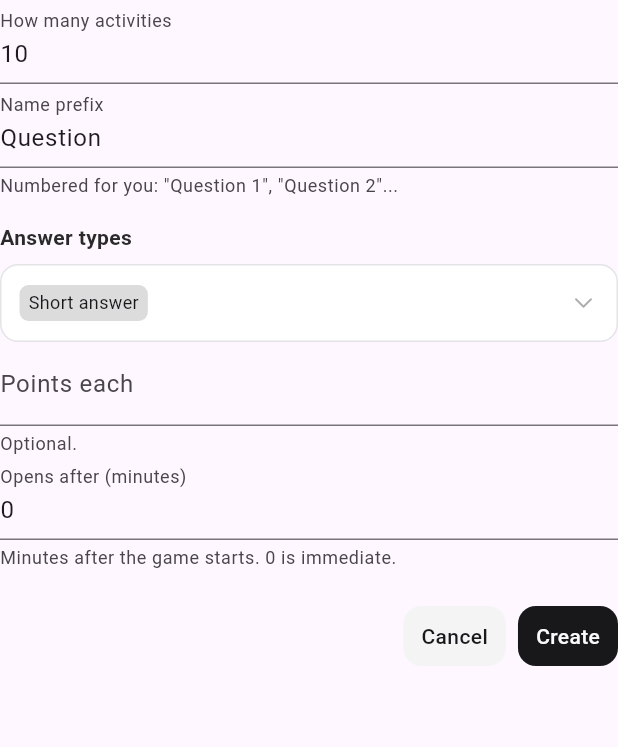
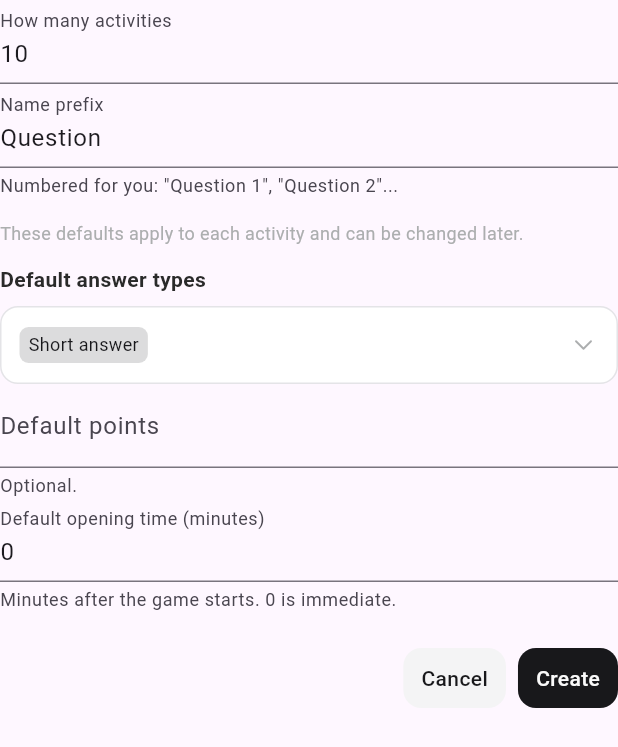
Before and after one commit to samuel-2004/mx-pwa, a Flutter app: the _BulkForm widget shown alone on an empty page, opened directly with empty values, on a phone screen of 412 x 824 dp. Shown: the top 747 px of the screen. Run offline on Flutter 3.47's test engine with Material 3 defaults, Android fonts, the phone set to English and light mode, and no system bars; our stand-ins replace file_picker, flutter_image_compress, flutter_map, flutter_markdown_plus, geolocator, go_router and 6 more; missing offline and left inert: dart_quill_delta, exif, file_saver, flutter_quill, flutter_quill_to_pdf, powersync and 1 more; accounts and stored records are empty; network calls fail; statements that could not run were skipped.

Commit message:
Simplify activity/subsection setup

```diff
--- a/lib/data/export_game.dart
+++ b/lib/data/export_game.dart
@@ -91,7 +91,7 @@ class ExportActivity {
 
   /// One line per activity: subsection, activity, description, points.
   Uint8List _exportCSV(ExportData data) {
-    final List<String> lines = <String>['Subsection,Activity,Description,Points'];
+    final List<String> lines = <String>['Activity Section,Activity,Description,Points'];
     for (final ExportSubsection subsection in data.subsections) {
       for (final ExportActivityItem activity in subsection.activities) {
         lines.add(
--- a/lib/data/import_game.dart
+++ b/lib/data/import_game.dart
@@ -16,7 +16,7 @@ const int _maxNameLength = 200;
 const int _maxPoints = 1000000;
 const int _maxLegacyPointsLength = 80;
 const List<String> _csvHeader = <String>[
-  'subsection',
+  'activity section',
   'activity',
   'description',
   'points',
@@ -248,7 +248,7 @@ void _readCsv(String text, _Collector collector) {
   final List<List<String>> rows = _parseCsv(text);
   if (rows.isEmpty || !_isCsvHeader(rows.first)) {
     throw const ImportFormatException(
-      'Expected the header Subsection,Activity,Description,Points.',
+      'Expected the header Activity Section,Activity,Description,Points.',
     );
   }
   for (final List<String> row in rows.skip(1)) {
@@ -545,7 +545,7 @@ void _readMarkdown(String text, _Collector collector) {
     }
     if (name == null) {
       if (line.isEmpty) continue;
-      throw const ImportFormatException('Expected a "# Subsection" heading.');
+      throw const ImportFormatException('Expected a "# Activity Section" heading.');
     }
     if (!line.startsWith('|')) {
       if (tableRows == 0) description.add(raw.trimRight());
--- a/lib/screens/activity_manager_screen.dart
+++ b/lib/screens/activity_manager_screen.dart
@@ -38,7 +38,6 @@ import '../router/routes.dart';
 import '../widgets/activity_card.dart';
 import '../widgets/answer_type_picker.dart';
 import '../widgets/loading_spinner.dart';
-import '../widgets/options_editor.dart';
 import '../widgets/popups.dart';
 import '../widgets/signed_integer_input_formatter.dart';
 import '../widgets/surface_card.dart';
@@ -90,12 +89,10 @@ class _BulkResult {
   const _BulkResult({
     required this.draft,
     required this.count,
-    this.subsectionName,
   });
 
   final ActivityDraft draft;
   final int count;
-  final String? subsectionName;
 }
 
 /// Admin page to build the game: collapsible subsections of numbered
@@ -187,16 +184,14 @@ class _ManagerPageState extends State<_ManagerPage> {
 
   // Popup.show cannot return a value, so the form reports through onSubmit.
   void _askBulk({
-    required bool newSubsection,
     required bool allowResubmission,
     required void Function(_BulkResult result) onSubmit,
   }) {
     unawaited(
       showFormPopup(
         context: context,
-        title: newSubsection ? 'New subsection' : 'Add several',
+        title: 'Add several',
         child: _BulkForm(
-          newSubsection: newSubsection,
           allowResubmission: allowResubmission,
           onSubmit: onSubmit,
         ),
@@ -229,7 +224,6 @@ class _ManagerPageState extends State<_ManagerPage> {
 
   void _addSeveral(String subsectionId, {required bool allowResubmission}) {
     _askBulk(
-      newSubsection: false,
       allowResubmission: allowResubmission,
       onSubmit: (_BulkResult result) => unawaited(
         _run(
@@ -244,26 +238,27 @@ class _ManagerPageState extends State<_ManagerPage> {
     );
   }
 
-  void _newSubsection({required bool allowResubmission}) {
-    _askBulk(
-      newSubsection: true,
-      allowResubmission: allowResubmission,
-      onSubmit: (_BulkResult result) {
-        final String? name = result.subsectionName;
-        if (name == null) return;
+  void _newSubsection() {
     unawaited(
+      showFormPopup(
+        context: context,
+        title: 'New Activity Section',
+        child: _NameForm(
+          initial: '',
+          label: 'Activity section name',
+          onSubmit: (String name) => unawaited(
             _run(
               () async {
                 await createSubsection(
                   widget.db,
                   gameId: widget.gameId,
                   name: name,
-                drafts: numberedDrafts(result.draft, result.count),
                 );
               },
             ),
-        );
-      },
+          ),
+        ),
+      ),
     );
   }
 
@@ -286,7 +281,7 @@ class _ManagerPageState extends State<_ManagerPage> {
     unawaited(
       showFormPopup(
         context: context,
-        title: 'Rename subsection',
+        title: 'Rename section',
         child: _NameForm(
           initial: subsection.name,
           onSubmit: (String name) => unawaited(
@@ -309,7 +304,7 @@ class _ManagerPageState extends State<_ManagerPage> {
         context: context,
         title: 'Delete "${subsection.name}"?',
         description:
-            'This removes the subsection and all its activities. '
+            'This removes the activity section and all its activities. '
             'Existing answers are kept.',
         confirmLabel: 'Delete',
         cancelLabel: 'Cancel',
@@ -363,8 +358,8 @@ class _ManagerPageState extends State<_ManagerPage> {
   ) {
     if (subsections.isEmpty) {
       return const EmptyState(
-        title: 'No subsections yet.',
-        description: 'Create one to start adding activities.',
+        title: 'No activities yet.',
+        description: 'Create an activity section to start adding activities.',
       );
     }
     final Map<String, List<ManagedActivity>> grouped =
@@ -495,7 +490,7 @@ class _ManagerPageState extends State<_ManagerPage> {
     if (!saved || !mounted) return;
     Toast.show(
       context: context,
-      message: 'Imported ${subsections.length} subsection(s).',
+      message: 'Imported ${subsections.length} activity section(s).',
     );
   }
 
@@ -508,7 +503,7 @@ class _ManagerPageState extends State<_ManagerPage> {
       onSelected: (_ManagerAction action) {
         switch (action) {
           case _ManagerAction.newSubsection:
-            _newSubsection(allowResubmission: allowResubmission);
+            _newSubsection();
           case _ManagerAction.export:
             _export();
           case _ManagerAction.import:
@@ -526,7 +521,7 @@ class _ManagerPageState extends State<_ManagerPage> {
             children: <Widget>[
               Icon(Icons.create_new_folder_outlined),
               SizedBox(width: 12),
-              Text('New subsection'),
+              Text('New Activity Section'),
             ],
           ),
         ),
@@ -582,10 +577,10 @@ class _ManagerPageState extends State<_ManagerPage> {
             spacing: 12,
             children: <Widget>[
               Button.small(
-                label: 'New subsection',
+                label: 'New Activity Section',
                 icon: const Icon(Icons.create_new_folder_outlined),
                 onPressed: () =>
-                    _newSubsection(allowResubmission: allowResubmission),
+                    _newSubsection(),
               ),
               Button.small(
                 label: 'Export',
@@ -778,15 +773,13 @@ class _SectionTile extends StatelessWidget {
   }
 }
 
-/// Creates several similar activities, optionally inside a new subsection.
+/// Creates several similar activities inside an existing subsection.
 class _BulkForm extends StatefulWidget {
   const _BulkForm({
-    required this.newSubsection,
     required this.allowResubmission,
     required this.onSubmit,
   });
 
-  final bool newSubsection;
   final bool allowResubmission;
   final void Function(_BulkResult result) onSubmit;
 
@@ -796,27 +789,24 @@ class _BulkForm extends StatefulWidget {
 
 class _BulkFormState extends State<_BulkForm> {
   final GlobalKey<FormState> _formKey = GlobalKey<FormState>();
-  final TextEditingController _subsection = TextEditingController();
   final TextEditingController _prefix = TextEditingController(text: 'Question');
-  late final TextEditingController _count =
-      TextEditingController(text: widget.newSubsection ? '0' : '10');
+  final TextEditingController _count = TextEditingController(text: '10');
+  final TextEditingController _optionCount = TextEditingController(text: '2');
   final TextEditingController _points = TextEditingController();
   final TextEditingController _offset = TextEditingController(text: '0');
   Set<AnswerType> _types = <AnswerType>{AnswerType.shortAnswer};
-  List<String> _options = <String>[];
   bool _multiple = false;
   bool _canResubmit = true;
   GeoMode _geoMode = GeoMode.manual;
-  String? _optionsError;
   String? _typesError;
 
   int get _countValue => int.tryParse(_count.text.trim()) ?? 0;
 
   @override
   void dispose() {
-    _subsection.dispose();
     _prefix.dispose();
     _count.dispose();
+    _optionCount.dispose();
     _points.dispose();
     _offset.dispose();
     super.dispose();
@@ -837,19 +827,15 @@ class _BulkFormState extends State<_BulkForm> {
       return;
     }
     final bool isChoice = _types.contains(AnswerType.multipleChoice);
-    final List<String> options = cleanOptions(_options);
-    // Options only matter if activities are actually being created.
-    final String? error = isChoice && _countValue > 0
-        ? validateChoiceOptions(options)
-        : null;
-    if (error != null) {
-      setState(() => _optionsError = error);
-      return;
-    }
+    final int optionCount = int.tryParse(_optionCount.text.trim()) ?? 2;
+    final List<String> options = isChoice
+        ? <String>[
+            for (int i = 1; i <= optionCount; i++) 'Option $i',
+          ]
+        : const <String>[];
     final String pointsText = _points.text.trim();
     final String offsetText = _offset.text.trim();
     final _BulkResult result = _BulkResult(
-      subsectionName: widget.newSubsection ? _subsection.text.trim() : null,
       count: _countValue,
       draft: (
         name: _prefix.text.trim(),
@@ -881,25 +867,16 @@ class _BulkFormState extends State<_BulkForm> {
           mainAxisSize: MainAxisSize.min,
           crossAxisAlignment: CrossAxisAlignment.stretch,
           children: <Widget>[
-            if (widget.newSubsection)
-              TextFormField(
-                controller: _subsection,
-                decoration: const InputDecoration(labelText: 'Subsection name'),
-                validator: validateSubsectionName,
-                textInputAction: TextInputAction.next,
-              ),
             TextFormField(
               controller: _count,
-              decoration: InputDecoration(
+              decoration: const InputDecoration(
                 labelText: 'How many activities',
-                helperText:
-                    widget.newSubsection ? 'Use 0 for an empty subsection.' : null,
               ),
               keyboardType: TextInputType.number,
               inputFormatters: digits,
               validator: (String? v) => validateRequiredCount(
                 v,
-                min: widget.newSubsection ? 0 : 1,
+                min: 1,
                 max: _maxBulkCount,
               ),
               onChanged: (String _) => setState(() {}),
@@ -910,15 +887,20 @@ class _BulkFormState extends State<_BulkForm> {
                 labelText: 'Name prefix',
                 helperText: 'Numbered for you: "Question 1", "Question 2"...',
               ),
-              // An empty subsection needs no activity name.
-              validator: (String? v) => _countValue == 0
-                  ? null
-                  : validateActivityName(v, maxLength: _maxPrefixLength),
+              validator: (String? v) =>
+                  validateActivityName(v, maxLength: _maxPrefixLength),
             ),
             Padding(
-              padding: const EdgeInsets.only(top: 16, bottom: 8),
+              padding: const EdgeInsets.only(top: 16, bottom: 4),
               child: Text(
-                'Answer types',
+                'These defaults apply to each activity and can be changed later.',
+                style: context.typography.bodySmall.muted(context),
+              ),
+            ),
+            Padding(
+              padding: const EdgeInsets.only(top: 8, bottom: 8),
+              child: Text(
+                'Default answer types',
                 style: context.typography.body.w600,
               ),
             ),
@@ -940,7 +922,7 @@ class _BulkFormState extends State<_BulkForm> {
             if (_types.contains(AnswerType.geo)) ...<Widget>[
               const SizedBox(height: 12),
               Picker<GeoMode>(
-                label: 'How the location is collected',
+                label: 'Default location collection',
                 value: _geoMode,
                 items: GeoMode.values,
                 itemLabel: (GeoMode mode) => mode.label,
@@ -957,28 +939,30 @@ class _BulkFormState extends State<_BulkForm> {
             ],
             if (_types.contains(AnswerType.multipleChoice)) ...<Widget>[
               const SizedBox(height: 12),
-              OptionsEditor(
-                initial: _options,
-                onChanged: (List<String> options) => _options = options,
+              TextFormField(
+                controller: _optionCount,
+                decoration: const InputDecoration(
+                  labelText: 'Default number of options',
+                  helperText: 'Generated as Option 1, Option 2, etc.',
+                ),
+                keyboardType: TextInputType.number,
+                inputFormatters: digits,
+                validator: (String? value) => validateRequiredCount(
+                  value,
+                  min: 2,
+                  max: 20,
+                ),
               ),
               ToggleTile(
-                title: 'Allow more than one answer',
+                title: 'Allow more than one answer by default',
                 value: _multiple,
                 onChanged: (bool v) => setState(() => _multiple = v),
-              ),
-              if (_optionsError != null)
-                Padding(
-                  padding: const EdgeInsets.only(top: 8),
-                  child: InfoBanner(
-                    title: _optionsError!,
-                    variant: InfoBannerVariant.error,
-                  ),
               ),
             ],
             TextFormField(
               controller: _points,
               decoration: const InputDecoration(
-                labelText: 'Points each',
+                labelText: 'Default points',
                 helperText: 'Optional.',
               ),
               keyboardType: const TextInputType.numberWithOptions(
@@ -993,7 +977,7 @@ class _BulkFormState extends State<_BulkForm> {
             TextFormField(
               controller: _offset,
               decoration: const InputDecoration(
-                labelText: 'Opens after (minutes)',
+                labelText: 'Default opening time (minutes)',
                 helperText: 'Minutes after the game starts. 0 is immediate.',
               ),
               keyboardType: TextInputType.number,
@@ -1003,7 +987,7 @@ class _BulkFormState extends State<_BulkForm> {
             ),
             if (widget.allowResubmission)
               ToggleTile(
-                title: 'Allow resubmission',
+                title: 'Allow resubmission by default',
                 value: _canResubmit,
                 onChanged: (bool value) =>
                     setState(() => _canResubmit = value),
@@ -1024,10 +1008,15 @@ class _BulkFormState extends State<_BulkForm> {
 }
 
 class _NameForm extends StatefulWidget {
-  const _NameForm({required this.initial, required this.onSubmit});
+  const _NameForm({
+    required this.initial,
+    required this.onSubmit,
+    this.label = 'Name',
+  });
 
   final String initial;
   final void Function(String name) onSubmit;
+  final String label;
 
   @override
   State<_NameForm> createState() => _NameFormState();
@@ -1058,7 +1047,7 @@ class _NameFormState extends State<_NameForm> {
         key: _formKey,
         child: TextFormField(
           controller: _name,
-          decoration: const InputDecoration(labelText: 'Name'),
+          decoration: InputDecoration(labelText: widget.label),
           validator: validateSubsectionName,
           autofocus: true,
           onFieldSubmitted: (String _) => _save(),
--- a/lib/screens/grading_screen.dart
+++ b/lib/screens/grading_screen.dart
@@ -156,7 +156,7 @@ class _GradingScreenState extends State<GradingScreen> {
                   SizedBox(
                     width: fieldWidth,
                     child: Picker<String>(
-                      label: 'Subsection',
+                      label: 'Activity Section',
                       value: _subsectionFilter,
                       items: <String>[_allSubsections, ...subsections],
                       itemLabel: (String value) => value.isEmpty
--- a/lib/screens/users_screen.dart
+++ b/lib/screens/users_screen.dart
@@ -28,7 +28,7 @@ enum _UserAction { resetPassword, subsections, remove }
 enum _UserTypeFilter {
   all('All types'),
   admin('Admin'),
-  subsectionAdmin('Subsection admin'),
+  subsectionAdmin('Activity admin'),
   user('Player');
 
   const _UserTypeFilter(this.label);
@@ -143,7 +143,7 @@ class _UsersScreenState extends State<UsersScreen> {
         unawaited(
           showFormPopup(
             context: context,
-            title: 'Subsections for ${user.username}',
+            title: 'Activity sections for ${user.username}',
             child: _SubsectionsForm(
               subsections: directory.subsections,
               selected: user.subsectionIds.toSet(),
@@ -153,7 +153,7 @@ class _UsersScreenState extends State<UsersScreen> {
                     userId: user.id,
                     subsectionIds: chosen.toList(),
                   ),
-                  'Subsections updated.',
+                  'Activity sections updated.',
                 ),
               ),
             ),
@@ -368,14 +368,14 @@ class _SubsectionsFormState extends State<_SubsectionsForm> {
     return FormPopupLayout(
       body: none
           ? const Text(
-              'There are no subsections yet. Create them on the Activities page.',
+              'There are no activity sections yet. Create them on the Activities page.',
             )
           : Column(
               crossAxisAlignment: CrossAxisAlignment.stretch,
               spacing: 8,
               children: <Widget>[
                 Text(
-                  'They can grade answers in the ticked subsections.',
+                  'They can grade answers in the ticked activity sections.',
                   style: context.typography.bodySmall,
                 ),
                 for (final SubsectionRef s in widget.subsections)
```
Lines whose indentation alone changed are shown as unchanged.
